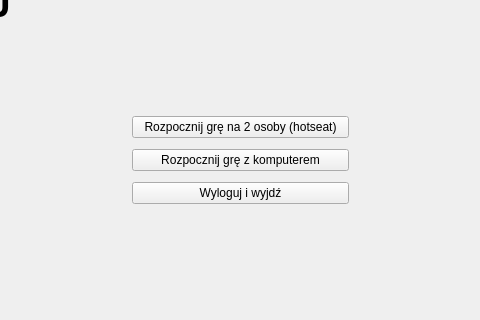
First picture: the form in Warcaby/menu.ui, repository Agricolt/Warcaby, before the edit; both pictures show x 148 to 628 and y 129 to 449 of the 800 by 600 pixel window.
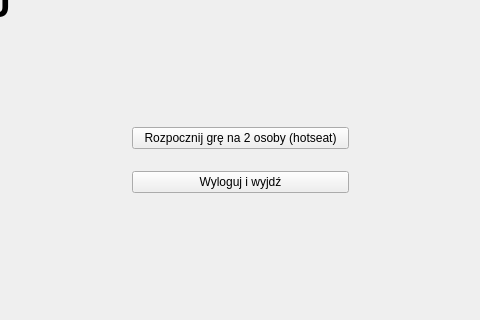
Second picture: the form after the edit.

```diff
--- a/Warcaby/menu.ui
+++ b/Warcaby/menu.ui
@@ -49,13 +49,6 @@
       </property>
      </widget>
     </item>
-    <item>
-     <widget class="QPushButton" name="pushButton_StartGameWithAI">
-      <property name="text">
-       <string>Rozpocznij grę z komputerem</string>
-      </property>
-     </widget>
-    </item>
     <item>
      <widget class="QPushButton" name="pushButton_LogOutAndExit">
       <property name="text">
```
